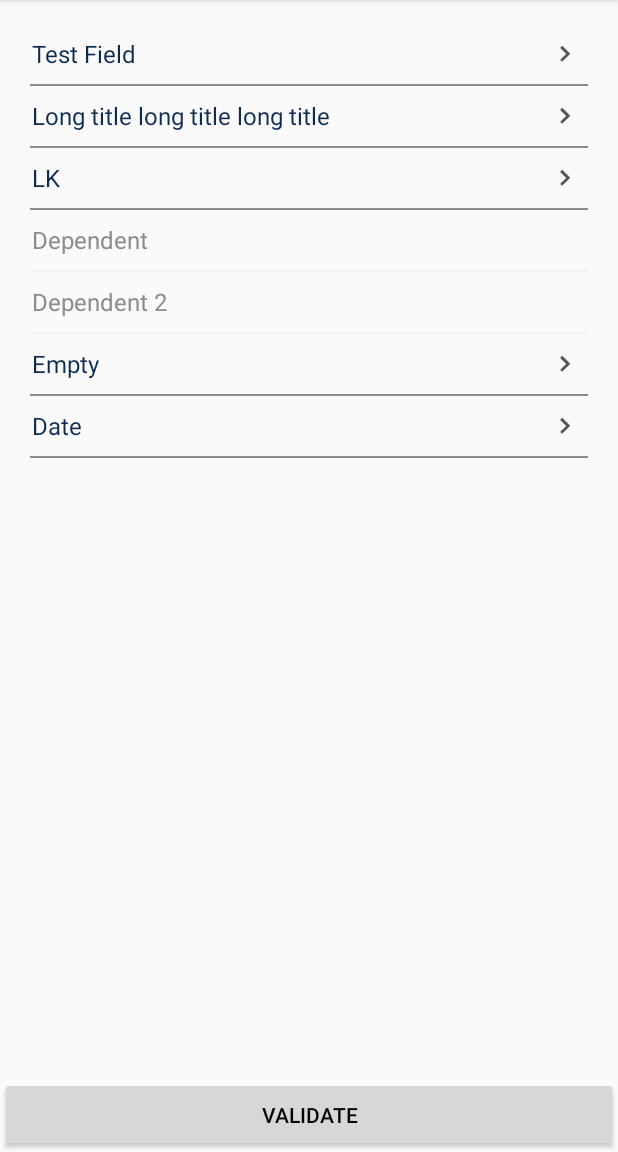
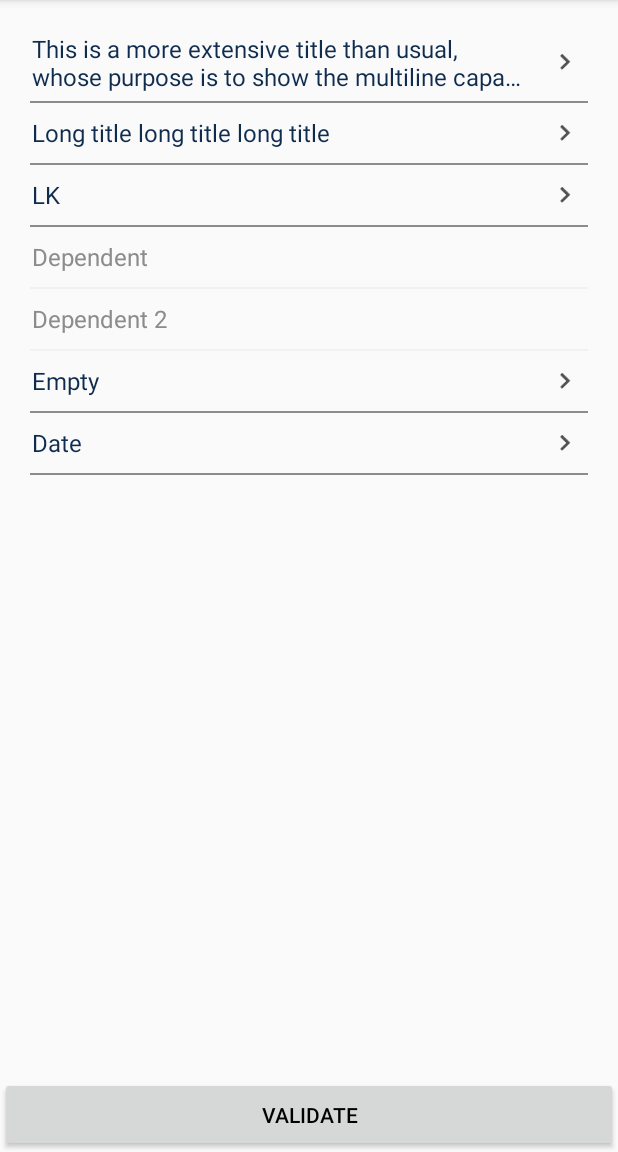
Before and after one commit to lcabrales/multichoiceform, an Android app: the screen it shows after launch (MainActivity), on a phone screen of 412 x 824 dp, the part 84-1236 px from its top. Run offline under Robolectric (Android 15) with nearby library versions, the phone set to English and light mode, and no system bars.

```diff
--- a/build.gradle
+++ b/build.gradle
@@ -8,7 +8,7 @@ buildscript {
 
     }
     dependencies {
-        classpath 'com.android.tools.build:gradle:3.0.1'
+        classpath 'com.android.tools.build:gradle:3.3.1'
 
         // used to generate a POM file
         classpath 'digital.wup:android-maven-publish:3.0.0'
--- a/sample/src/main/res/layout/activity_main.xml
+++ b/sample/src/main/res/layout/activity_main.xml
@@ -30,8 +30,8 @@
     <LinearLayout
         android:layout_width="match_parent"
         android:layout_height="wrap_content"
+        android:layout_marginTop="?attr/actionBarSize"
         android:layout_marginBottom="50dp"
-        android:layout_marginTop="?attr/actionBarSize"
         android:orientation="vertical"
         android:padding="16dp">
 
@@ -41,8 +41,9 @@
             android:layout_height="wrap_content"
             app:mcf_selectionColor="@color/blue"
             app:mcf_separatorColor="@color/mcf_gray"
-            app:mcf_title="Test Field"
-            app:mcf_titleColor="@color/blue" />
+            app:mcf_title="This is a more extensive title than usual, whose purpose is to show the multiline capacity"
+            app:mcf_titleColor="@color/blue"
+            app:mcf_titleMaxLines="2" />
 
         <com.hypernovalabs.multichoiceform.view.MCFStepView
             android:id="@+id/form_test2"
```
Also changed, not shown: gradle/wrapper/gradle-wrapper.properties, 4 other files.
